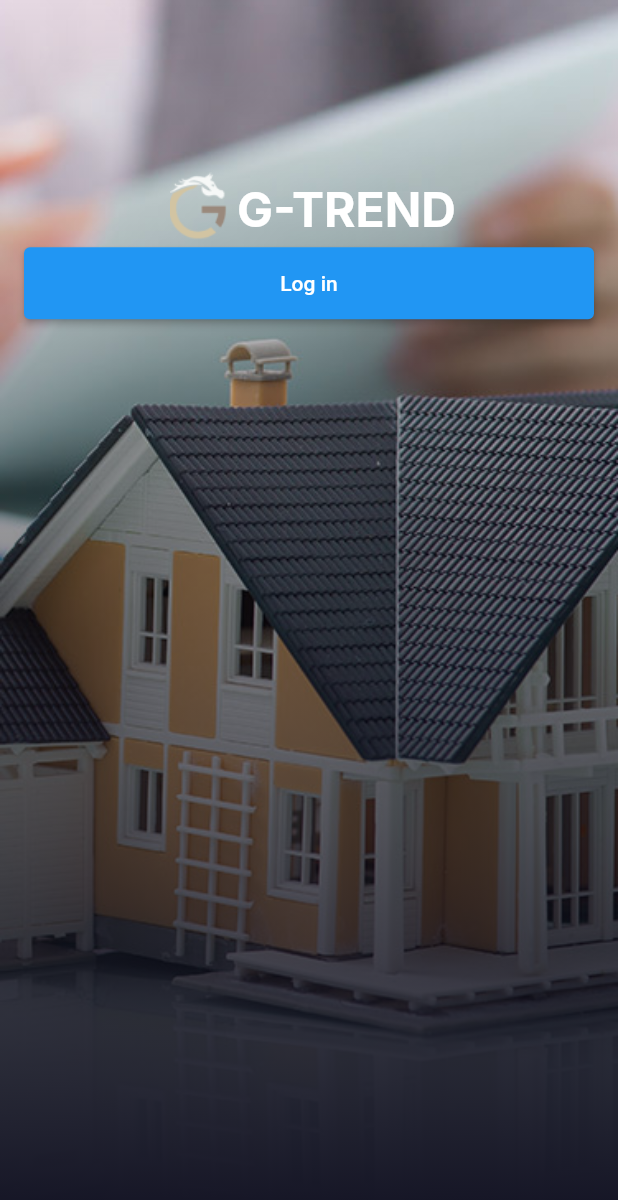
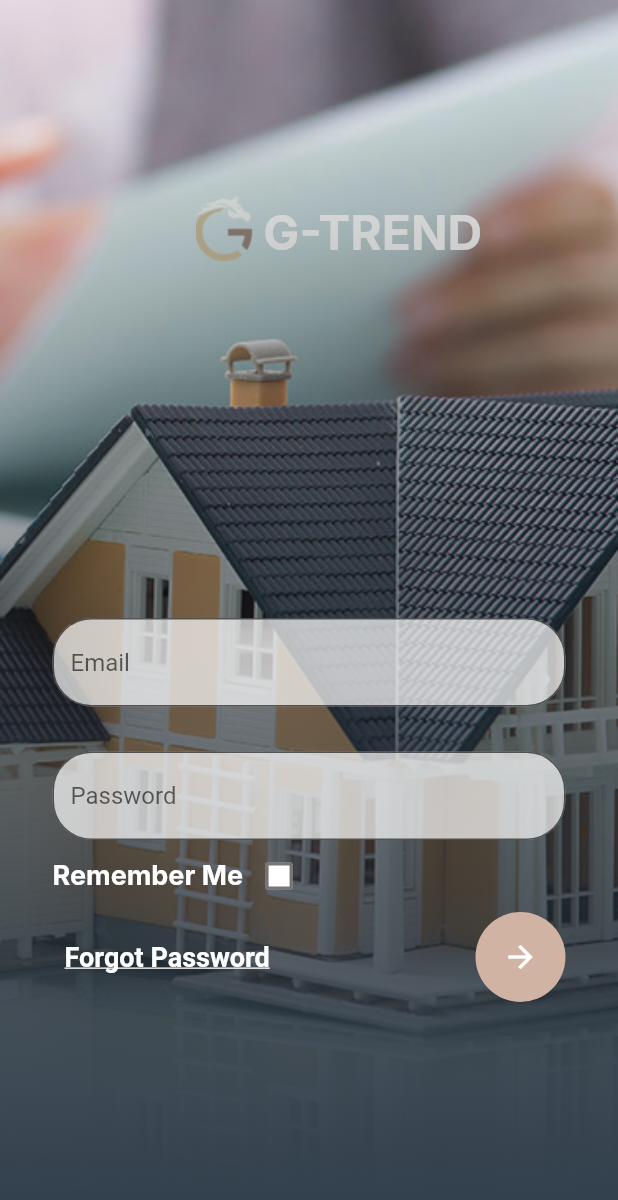
Before and after one commit to akkanour/mobile-application-gestion-achat, a Flutter app: the screen it shows after launch, on a phone screen of 412 x 824 dp. Shown: the top 1200 px of the screen. Run offline on Flutter 3.47's test engine with Material 2 defaults, Android fonts, the phone set to English and light mode, and no system bars; our stand-ins replace hive, hive_flutter; accounts and stored records are empty; Roboto replaces fonts that are missing (Inter, Times New Roman).

Commit message:
fix login page

```diff
--- a/lib/main.dart
+++ b/lib/main.dart
@@ -14,7 +14,7 @@ class MyApp extends StatelessWidget {
   Widget build(BuildContext context) {
     return const MaterialApp(
       debugShowCheckedModeBanner: false,
-      home: LoginScreen(),
+      home: MyLogin(),
     );
   }
 }
--- a/lib/screens/get_started.dart
+++ b/lib/screens/get_started.dart
@@ -1,5 +1,5 @@
 import 'package:flutter/material.dart';
-import 'package:gecimmo_application/screens/log_in.dart';
+import 'package:gecimmo_application/screens/login.dart';
 
 class GetStarted extends StatelessWidget {
   const GetStarted({super.key});
@@ -54,7 +54,7 @@ class GetStarted extends StatelessWidget {
                       Navigator.push(
                         context,
                         MaterialPageRoute(
-                          builder: (context) => const LogIn(),
+                          builder: (context) => const MyLogin(),
                         ),
                       );
                     },
--- a/lib/screens/login.dart
+++ b/lib/screens/login.dart
@@ -1,34 +1,45 @@
-import 'package:flutter/gestures.dart';
 import 'package:flutter/material.dart';
 import 'package:gecimmo_application/screens/side_menu.dart';
+import 'package:hive/hive.dart';
+import 'package:hive_flutter/hive_flutter.dart';
 
-class LoginScreen extends StatefulWidget {
-  const LoginScreen({super.key});
+class MyLogin extends StatefulWidget {
+  const MyLogin({Key? key}) : super(key: key);
 
   @override
-  State<LoginScreen> createState() => _LoginScreenState();
+  _MyLoginState createState() => _MyLoginState();
 }
 
-class _LoginScreenState extends State<LoginScreen> {
-  final _formKey = GlobalKey<FormState>();
-  bool _obscureText = true;
+class _MyLoginState extends State<MyLogin> {
+  bool isChecked = false;
+  TextEditingController email = TextEditingController();
+  TextEditingController password = TextEditingController();
 
-  String? _emailValidator(String? value) {
-    if (value == null || value.isEmpty) {
-      return 'Please enter your email';
-    }
-    if (!RegExp(r'^[\w-]+(\.[\w-]+)*@([\w-]+\.)+[a-zA-Z]{2,7}$')
-        .hasMatch(value)) {
-      return 'Please enter a valid email';
-    }
-    return null;
+  late Box box1;
+
+  @override
+  void initState() {
+    //
+    super.initState();
+    createBox();
   }
 
-  String? _passwordValidator(String? value) {
-    if (value == null || value.isEmpty) {
-      return 'Please enter your password';
+  void createBox() async {
+    box1 = await Hive.openBox('logininfo');
+    getdata();
   }
-    return null;
+
+  void getdata() async {
+    if (box1.get('email') != null) {
+      email.text = box1.get('email');
+      isChecked = true;
+      setState(() {});
+    }
+    if (box1.get('password') != null) {
+      password.text = box1.get('password');
+      isChecked = true;
+      setState(() {});
+    }
   }
 
   @override
@@ -36,41 +47,29 @@ class _LoginScreenState extends State<LoginScreen> {
     return Scaffold(
       body: Stack(
         children: [
+          // Background image
           Container(
             decoration: const BoxDecoration(
               image: DecorationImage(
                   image: AssetImage('assets/images/imgBck.png'),
                   fit: BoxFit.cover),
             ),
-          ),
+            child: Scaffold(
+              backgroundColor: Colors.transparent,
+              body: Stack(
+                children: [
+                  Container(),
+                  // Container for the logo and the name
                   Container(
-            decoration: const BoxDecoration(
-              gradient: LinearGradient(
-                begin: Alignment.topCenter,
-                end: Alignment.bottomCenter,
-                colors: [Colors.transparent, Color(0xFF111122)],
-              ),
-            ),
-          ),
-          SafeArea(
-            child: SingleChildScrollView(
-              child: Padding(
-                padding: const EdgeInsets.all(16.0),
-                child: Column(
-                  crossAxisAlignment: CrossAxisAlignment.center,
-                  children: [
-                    SizedBox(height: MediaQuery.of(context).size.height * 0.06),
-                    SizedBox(height: MediaQuery.of(context).size.height * 0.06),
-                    Form(
-                      key: _formKey,
+                    padding: const EdgeInsets.only(left: 35, top: 130),
                     child: Row(
                       mainAxisAlignment: MainAxisAlignment.center,
                       children: [
-                          // Widget du logo (par exemple, un widget Image)
-                          Image.asset('assets/images/logo.png',
-                              width: 50, height: 50),
-
-                          // Widget du texte
+                        Image.asset(
+                          'assets/images/logo.png',
+                          width: 50,
+                          height: 50,
+                        ),
                         const Text(
                           'G-TREND',
                           style: TextStyle(
@@ -83,18 +82,131 @@ class _LoginScreenState extends State<LoginScreen> {
                       ],
                     ),
                   ),
-                    ElevatedButton(
-                      onPressed: () {
-                        if (_formKey.currentState!.validate()) {}
+                  //Shadow behind the screen
+                  Container(
+                    decoration: const BoxDecoration(
+                      gradient: LinearGradient(
+                        begin: Alignment.topCenter,
+                        end: Alignment.bottomCenter,
+                        colors: [Colors.transparent, Color(0xFF2F3D4B)],
+                      ),
+                    ),
+                  ),
+                  SingleChildScrollView(
+                    child: Container(
+                      padding: EdgeInsets.only(
+                          top: MediaQuery.of(context).size.height * 0.5),
+                      child: Column(
+                        crossAxisAlignment: CrossAxisAlignment.start,
+                        children: [
+                          Container(
+                            margin: const EdgeInsets.only(left: 35, right: 35),
+                            child: Column(
+                              children: [
+                                const SizedBox(),
+                                TextField(
+                                  controller: email,
+                                  style: const TextStyle(
+                                      color: Color.fromARGB(255, 0, 0, 0)),
+                                  decoration: InputDecoration(
+                                      fillColor: Colors.white70,
+                                      filled: true,
+                                      hintText: "Email",
+                                      border: OutlineInputBorder(
+                                        borderRadius: BorderRadius.circular(26),
+                                      )),
+                                ),
+                                const SizedBox(
+                                  height: 30,
+                                ),
+                                TextField(
+                                  controller: password,
+                                  style: const TextStyle(),
+                                  obscureText: true,
+                                  decoration: InputDecoration(
+                                      fillColor: Colors.white70,
+                                      filled: true,
+                                      hintText: "Password",
+                                      border: OutlineInputBorder(
+                                        borderRadius: BorderRadius.circular(26),
+                                      )),
+                                ),
+                                Row(
+                                  crossAxisAlignment: CrossAxisAlignment.center,
+                                  children: [
+                                    const Text(
+                                      "Remember Me",
+                                      style: TextStyle(
+                                        color:
+                                            Color.fromARGB(255, 255, 255, 255),
+                                        fontSize: 18,
+                                        fontFamily: 'Inter',
+                                        fontWeight: FontWeight.bold,
+                                      ),
+                                    ),
+                                    Checkbox(
+                                      value: isChecked,
+                                      fillColor: MaterialStateProperty.all(
+                                          const Color.fromARGB(
+                                              255, 255, 255, 255)),
+                                      checkColor:
+                                          const Color.fromARGB(255, 9, 60, 180),
+                                      onChanged: (value) {
+                                        isChecked = !isChecked;
+                                        setState(() {});
                                       },
-                      style: ButtonStyle(
-                        minimumSize: MaterialStateProperty.all(
-                            const Size(double.infinity, 48)),
-                      ),
-                      child: const Text('Log in'),
                                     ),
                                   ],
                                 ),
+                                Row(
+                                  mainAxisAlignment:
+                                      MainAxisAlignment.spaceBetween,
+                                  children: [
+                                    TextButton(
+                                        onPressed: () {},
+                                        child: const Text(
+                                          'Forgot Password',
+                                          style: TextStyle(
+                                            decoration:
+                                                TextDecoration.underline,
+                                            color: Color.fromARGB(
+                                                255, 255, 255, 255),
+                                            fontSize: 18,
+                                            fontFamily: 'Times New Roman',
+                                            fontWeight: FontWeight.bold,
+                                          ),
+                                        )),
+                                    CircleAvatar(
+                                      radius: 30,
+                                      backgroundColor: const Color(0xFFD0B3A2),
+                                      child: IconButton(
+                                          color: Colors.white,
+                                          onPressed: () {
+                                            Navigator.push(
+                                              context,
+                                              MaterialPageRoute(
+                                                builder:
+                                                    (BuildContext context) {
+                                                  return const SideMenu();
+                                                },
+                                              ),
+                                            );
+                                            login();
+                                          },
+                                          icon: const Icon(
+                                            Icons.arrow_forward,
+                                          )),
+                                    ),
+                                  ],
+                                ),
+                              ],
+                            ),
+                          )
+                        ],
+                      ),
+                    ),
+                  ),
+                ],
               ),
             ),
           ),
@@ -102,4 +214,11 @@ class _LoginScreenState extends State<LoginScreen> {
       ),
     );
   }
+
+  void login() {
+    if (isChecked) {
+      box1.put('email', email.text);
+      box1.put('password', password.text);
     }
+  }
+}
--- a/pubspec.yaml
+++ b/pubspec.yaml
@@ -31,6 +31,8 @@ dependencies:
   flutter:
     sdk: flutter
   google_fonts: ^5.1.0
+  hive:
+  hive_flutter:
 
   # The following adds the Cupertino Icons font to your application.
   # Use with the CupertinoIcons class for iOS style icons.
```
Also changed, not shown: lib/screens/log_in.dart (deleted, +0 -185 lines), pubspec.lock. Lines whose indentation alone changed are shown as unchanged.
